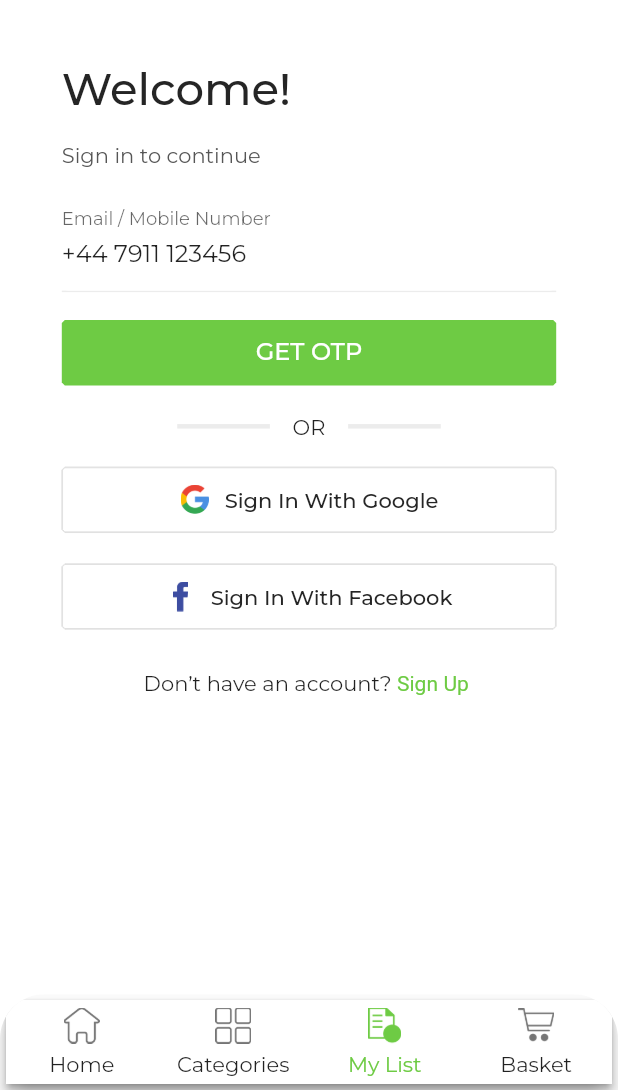
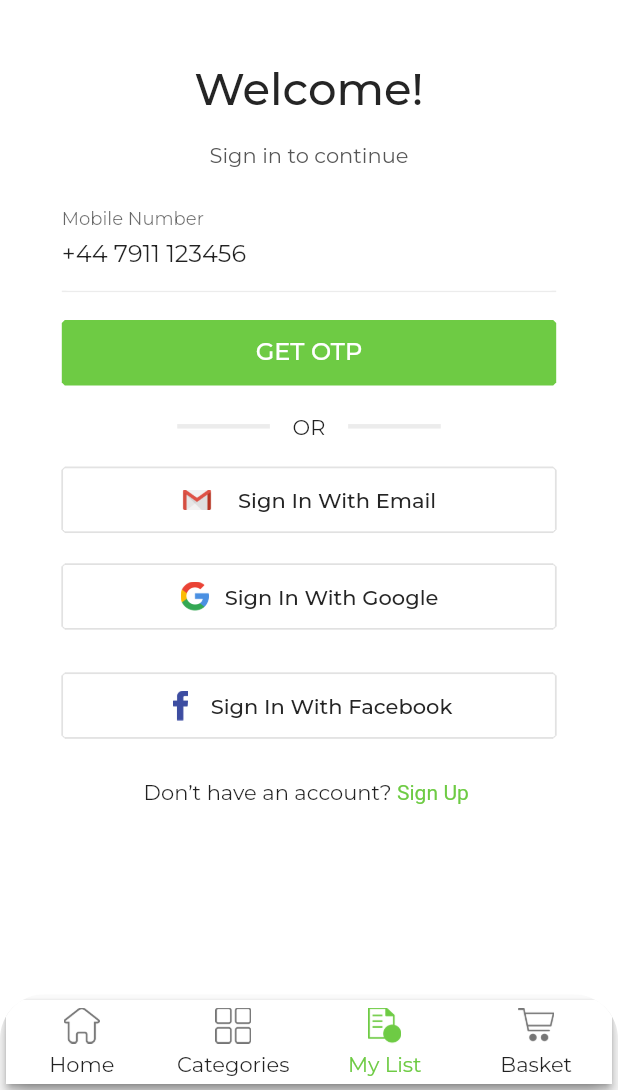
Before and after one commit to ishaque-mobikasa/trueBilddit, a Flutter app: the screen it shows after launch, item 3 of the bottom bar chosen, on a phone screen of 412 x 824 dp, the part 146-1236 px from its top. Run offline on Flutter 3.47's test engine with Material 2 defaults, Android fonts, the phone set to English and light mode, and no system bars; drawn by our look-alikes of custom_navigation_bar; our stand-ins replace flutter_slidable, get, google_fonts, image_picker; key blocks and very long unbroken strings in the code were emptied for the run.

Commit message:
some small changes in OTPlogin and home

```diff
--- a/lib/app/utility_functions/dummy_list.dart
+++ b/lib/app/utility_functions/dummy_list.dart
@@ -10,8 +10,10 @@ List<CircularItemModel> homeItems = [
   CircularItemModel(image: AssetStrings.sealants, title: "Sealants& Adhesives"),
   CircularItemModel(
       image: AssetStrings.paintings, title: "Painting &Decorating"),
-  CircularItemModel(image: AssetStrings.ironMongery, title: "Ironmongery"),
+  CircularItemModel(
+      image: AssetStrings.ironMongery, title: "General Construction"),
   CircularItemModel(
       image: AssetStrings.fireAndSecurity, title: "Fire&Security"),
-
+  CircularItemModel(
+      image: AssetStrings.gardeningIcon, title: "Outdoor & Gardening"),
 ];
--- a/lib/app/utils/strings.dart
+++ b/lib/app/utils/strings.dart
@@ -43,4 +43,6 @@ class AssetStrings {
   static String basketSelected = "assets/images/basket_Icon_selected.png";
   static String googleIcon = "assets/images/google_icon.png";
   static String facebookIcon = "assets/images/facebook_icon.png";
+  static String emailIcon = "assets/images/mail_icon.png";
+  static String gardeningIcon = "assets/images/gardening.png";
 }
--- a/lib/presentation/pages/login/login_view.dart
+++ b/lib/presentation/pages/login/login_view.dart
@@ -43,7 +43,7 @@ class LoginView extends GetView<LoginController> {
             width: Get.width * 0.8,
             child: Text(
               "Welcome!",
-              textAlign: TextAlign.start,
+              textAlign: TextAlign.center,
               style: AppPaintings.customLargeText
                   .copyWith(fontSize: 30, fontWeight: FontWeight.w500),
             ),
@@ -55,6 +55,7 @@ class LoginView extends GetView<LoginController> {
             width: Get.width * 0.8,
             height: Get.height * 0.05,
             child: Text(
+              textAlign: TextAlign.center,
               "Sign in to continue",
               style: AppPaintings.customSmallText
                   .copyWith(fontSize: 14, fontWeight: FontWeight.w400),
@@ -63,7 +64,7 @@ class LoginView extends GetView<LoginController> {
           CustomFormField(
             initialValue: "+44 7911 123456",
             type: FieldType.eMail,
-            hintText: "Email / Mobile Number",
+            hintText: "Mobile Number",
             margin: EdgeInsets.symmetric(horizontal: Get.width * 0.1),
           ),
           SizedBox(
@@ -106,13 +107,27 @@ class LoginView extends GetView<LoginController> {
                 isSocialButton: true,
                 outlinedButtonBorderColor: AppPaintings.loginButtonBorderColor,
                 buttonType: ButtonType.outLinedButton,
+                buttonText: "  Sign In With Email",
+                iconImage: AssetStrings.emailIcon,
+                buttonTextStyle: TextStyle(color: AppPaintings.themeBlack),
+                onPressed: () {}),
+          ),
+          SizedBox(
+            height: Get.height * 0.02,
+          ),
+          SizedBox(
+            width: Get.width * 0.8,
+            child: LongButton(
+                isSocialButton: true,
+                outlinedButtonBorderColor: AppPaintings.loginButtonBorderColor,
+                buttonType: ButtonType.outLinedButton,
                 buttonText: "Sign In With Google",
                 iconImage: AssetStrings.googleIcon,
                 buttonTextStyle: TextStyle(color: AppPaintings.themeBlack),
                 onPressed: () {}),
           ),
           SizedBox(
-            height: Get.height * 0.02,
+            height: Get.height * 0.03,
           ),
           SizedBox(
             width: Get.width * 0.8,
```
Also changed, not shown: assets/images/gardening.png (added), assets/images/hi.png (deleted), assets/images/mail_icon.png (added).
